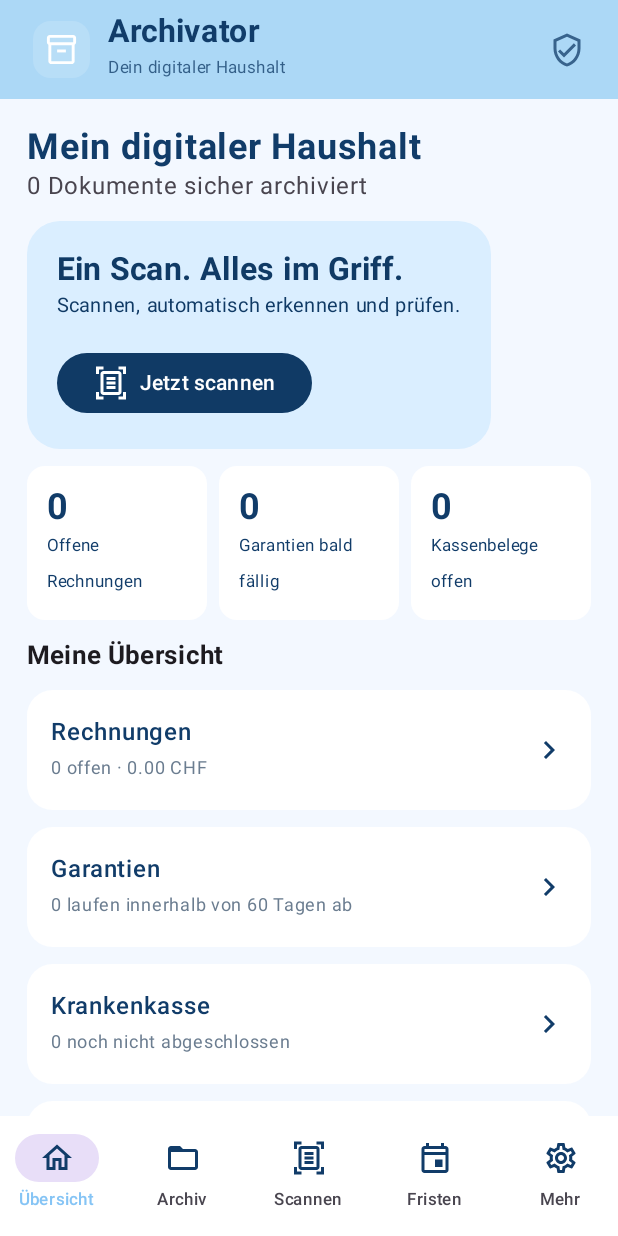
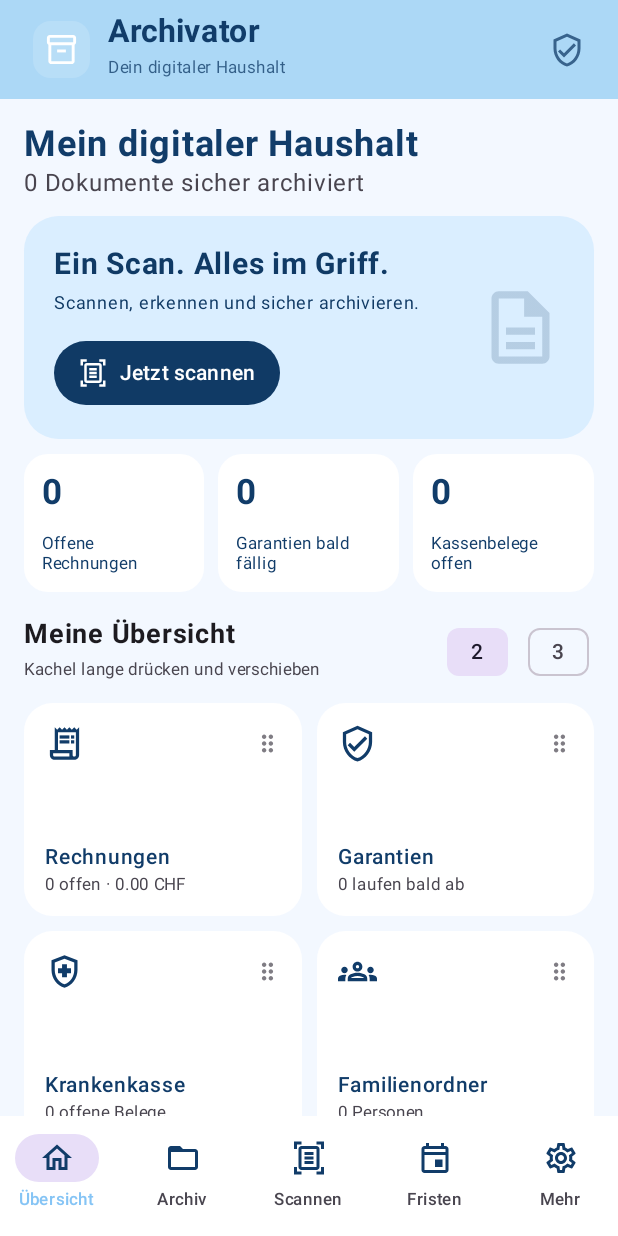
Before and after one commit to raiirajet/Archivator, an Android app built with Jetpack Compose: the screen it shows after launch (MainActivity), on a phone screen of 412 x 824 dp. Run offline under Robolectric (Android 15) with nearby library versions, the phone set to English and light mode, and no system bars; libraries missing offline, so code that uses them is left out: com.google.mlkit.vision; 1 statement that could not run was skipped.

Commit message:
feat(ui): responsive dashboard tiles, long-press drag reorder and full-width scan card

```diff
--- a/app/build.gradle.kts
+++ b/app/build.gradle.kts
@@ -26,8 +26,8 @@ android {
         applicationId = "ch.archivator.app"
         minSdk = 26
         targetSdk = 35
-        versionCode = 4
-        versionName = "2.5.0-beta1"
+        versionCode = 5
+        versionName = "2.5.1-beta2"
         testInstrumentationRunner = "androidx.test.runner.AndroidJUnitRunner"
     }
 
--- a/app/src/main/java/ch/archivator/app/MainActivity.kt
+++ b/app/src/main/java/ch/archivator/app/MainActivity.kt
@@ -78,6 +78,7 @@ class MainActivity : FragmentActivity() {
     private var confirmExit by mutableStateOf(false)
     private var darkAppearance by mutableStateOf(false)
     private var homeWidgets by mutableStateOf<List<String>>(HomeWidgets.default)
+    private var homeColumns by mutableIntStateOf(2)
 
     private var editing by mutableStateOf<String?>(null)
     private var previewDoc by mutableStateOf<String?>(null)
@@ -233,6 +234,7 @@ class MainActivity : FragmentActivity() {
         remindersEnabled = getPreferences(MODE_PRIVATE).getBoolean("reminders", true)
         darkAppearance = getPreferences(MODE_PRIVATE).getBoolean("appearance_dark", false)
         homeWidgets = HomeWidgets.load(this)
+        homeColumns = HomeWidgets.columns(this)
         locked = fingerprintEnabled
         Vault.purgeCache(this)
         refresh()
@@ -536,6 +538,15 @@ class MainActivity : FragmentActivity() {
             Box(Modifier.padding(inner).fillMaxSize()) {
                 when (tab) {
                     0 -> V3Dashboard(docs, widgets = homeWidgets,
+                        columns = homeColumns,
+                        onColumnsChange = {
+                            homeColumns = it
+                            HomeWidgets.saveColumns(this@MainActivity, it)
+                        },
+                        onWidgetsReordered = {
+                            homeWidgets = it
+                            HomeWidgets.save(this@MainActivity, it)
+                        },
                         onOpen = { editing = it.id }, onScan = { scan() },
                         onBrowse = { initialArchiveCategory = it; changeTab(1); initialArchiveCategory = it },
                         onSection = ::openSection)
--- a/app/src/main/java/ch/archivator/app/V3Screens.kt
+++ b/app/src/main/java/ch/archivator/app/V3Screens.kt
@@ -2,6 +2,21 @@ package ch.archivator.app
 
 import android.content.Context
 import androidx.compose.foundation.background
+import androidx.compose.foundation.BorderStroke
+import androidx.compose.foundation.gestures.detectDragGesturesAfterLongPress
+import androidx.compose.foundation.lazy.grid.GridCells
+import androidx.compose.foundation.lazy.grid.GridItemSpan
+import androidx.compose.foundation.lazy.grid.LazyVerticalGrid
+import androidx.compose.foundation.lazy.grid.items as gridItems
+import androidx.compose.foundation.lazy.grid.rememberLazyGridState
+import androidx.compose.ui.geometry.Offset
+import androidx.compose.ui.draw.shadow
+import androidx.compose.ui.graphics.graphicsLayer
+import androidx.compose.ui.hapticfeedback.HapticFeedbackType
+import androidx.compose.ui.input.pointer.pointerInput
+import androidx.compose.ui.platform.LocalHapticFeedback
+import androidx.compose.ui.zIndex
+import androidx.compose.ui.graphics.vector.ImageVector
 import androidx.compose.foundation.horizontalScroll
 import androidx.compose.foundation.layout.*
 import androidx.compose.foundation.lazy.LazyColumn
@@ -41,6 +56,16 @@ object HomeWidgets {
     val default = listOf("Rechnungen", "Garantien", "Krankenkasse", "Familienordner", "Finanzen", "Versicherungen")
     val all = default + listOf("Fahrzeug", "Haushalt", "Steuern", "Abonnements", "Zeitachse", "Letzte Dokumente")
     private const val key = "home_widgets"
+    private const val columnsKey = "home_columns"
+
+    fun columns(ctx: Context): Int =
+        ctx.getSharedPreferences("archivator-dashboard", Context.MODE_PRIVATE)
+            .getInt(columnsKey, 2).coerceIn(2, 3)
+
+    fun saveColumns(ctx: Context, columns: Int) {
+        ctx.getSharedPreferences("archivator-dashboard", Context.MODE_PRIVATE)
+            .edit().putInt(columnsKey, columns.coerceIn(2, 3)).apply()
+    }
 
     fun load(ctx: Context): List<String> {
         val raw = ctx.getSharedPreferences("archivator-dashboard", Context.MODE_PRIVATE).getString(key, null)
@@ -122,85 +147,330 @@ private fun BriefDoc(d: ArchiveDoc, onClick: () -> Unit, description: String = "
 }
 
 @Composable
+private fun DashboardTile(
+    label: String,
+    detail: String,
+    icon: ImageVector,
+    compact: Boolean,
+    isDragging: Boolean,
+    isDropTarget: Boolean,
+    modifier: Modifier = Modifier,
+    onClick: () -> Unit
+) {
+    val surface = MaterialTheme.colorScheme.surface
+    val foreground = MaterialTheme.colorScheme.onSurface
+    val main = MaterialTheme.colorScheme.primary
+    Surface(
+        onClick = onClick,
+        modifier = modifier.fillMaxWidth().height(if (compact) 126.dp else 142.dp),
+        shape = RoundedCornerShape(19.dp),
+        color = surface,
+        shadowElevation = if (isDragging) 12.dp else 0.dp,
+        border = if (isDropTarget) BorderStroke(2.dp, main) else null
+    ) {
+        Column(
+            modifier = Modifier.fillMaxSize().padding(if (compact) 11.dp else 14.dp),
+            verticalArrangement = Arrangement.SpaceBetween
+        ) {
+            Row(
+                modifier = Modifier.fillMaxWidth(),
+                verticalAlignment = Alignment.CenterVertically,
+                horizontalArrangement = Arrangement.SpaceBetween
+            ) {
+                Icon(icon, null, tint = main, modifier = Modifier.size(if (compact) 23.dp else 26.dp))
+                Icon(Icons.Outlined.DragIndicator, "Zum Verschieben lange gedrückt halten",
+                    tint = MaterialTheme.colorScheme.onSurfaceVariant.copy(alpha = 0.7f),
+                    modifier = Modifier.size(18.dp))
+            }
+            Column(verticalArrangement = Arrangement.spacedBy(3.dp)) {
+                Text(
+                    label,
+                    color = foreground,
+                    fontWeight = FontWeight.SemiBold,
+                    fontSize = if (compact) 12.sp else 14.sp,
+                    lineHeight = if (compact) 14.sp else 17.sp,
+                    maxLines = 2,
+                    overflow = TextOverflow.Ellipsis
+                )
+                Text(
+                    detail,
+                    color = MaterialTheme.colorScheme.onSurfaceVariant,
+                    fontSize = if (compact) 10.sp else 11.sp,
+                    lineHeight = 13.sp,
+                    maxLines = 2,
+                    overflow = TextOverflow.Ellipsis
+                )
+            }
+        }
+    }
+}
+
+private fun dashboardIcon(widget: String): ImageVector = when (widget) {
+    "Rechnungen" -> Icons.Outlined.ReceiptLong
+    "Garantien" -> Icons.Outlined.VerifiedUser
+    "Krankenkasse" -> Icons.Outlined.HealthAndSafety
+    "Familienordner" -> Icons.Outlined.Groups
+    "Finanzen" -> Icons.Outlined.AccountBalanceWallet
+    "Versicherungen" -> Icons.Outlined.Security
+    "Fahrzeug" -> Icons.Outlined.DirectionsCar
+    "Haushalt" -> Icons.Outlined.Home
+    "Steuern" -> Icons.Outlined.RequestQuote
+    "Abonnements" -> Icons.Outlined.Autorenew
+    "Zeitachse" -> Icons.Outlined.Timeline
+    "Letzte Dokumente" -> Icons.Outlined.FolderOpen
+    else -> Icons.Outlined.FolderOpen
+}
+
+@Composable
 fun V3Dashboard(
-    docs: List<ArchiveDoc>, widgets: List<String>,
-    onOpen: (ArchiveDoc) -> Unit, onScan: () -> Unit,
-    onBrowse: (String) -> Unit, onSection: (String) -> Unit
+    docs: List<ArchiveDoc>,
+    widgets: List<String>,
+    columns: Int,
+    onColumnsChange: (Int) -> Unit,
+    onWidgetsReordered: (List<String>) -> Unit,
+    onOpen: (ArchiveDoc) -> Unit,
+    onScan: () -> Unit,
+    onBrowse: (String) -> Unit,
+    onSection: (String) -> Unit
 ) {
     val today = LocalDate.now()
-    val unpaid = docs.filter { it.category == "Rechnung" && it.status !in listOf("Bezahlt", "Erledigt") }
-    val ins = docs.filter { it.category == "Krankenkasse" && it.status != "Erledigt" }
+    val unpaid = docs.filter {
+        it.category == "Rechnung" && it.status !in listOf("Bezahlt", "Erledigt")
+    }
+    val insurance = docs.filter {
+        it.category == "Krankenkasse" && it.status !in listOf("Erledigt", "Bezahlt")
+    }
     val expiring = docs.count { doc ->
         val end = dateOf(doc.purchased)?.plusMonths(doc.warrantyMonths.toLong())
-        doc.warrantyMonths > 0 && end != null && !end.isBefore(today) && !end.isAfter(today.plusDays(60))
+        doc.warrantyMonths > 0 && end != null &&
+            !end.isBefore(today) && !end.isAfter(today.plusDays(60))
     }
-    LazyColumn(contentPadding = PaddingValues(18.dp), verticalArrangement = Arrangement.spacedBy(11.dp)) {
-        item {
-            Text("Mein digitaler Haushalt", fontSize = 24.sp,
-                fontWeight = FontWeight.Bold, color = MaterialTheme.colorScheme.onSurface)
-            Text("${docs.size} Dokumente sicher archiviert", color = MaterialTheme.colorScheme.onSurfaceVariant)
+    val people = docs.map { it.person }.filter { it.isNotBlank() }.distinct()
+    val gridState = rememberLazyGridState()
+    val haptics = LocalHapticFeedback.current
+    var draggedWidget by remember { mutableStateOf<String?>(null) }
+    var dropTarget by remember { mutableStateOf<String?>(null) }
+    var dragOffset by remember { mutableStateOf(Offset.Zero) }
+    val latestWidgets = rememberUpdatedState(widgets)
+    val latestReorder = rememberUpdatedState(onWidgetsReordered)
+
+    fun summary(widget: String): String = when (widget) {
+        "Rechnungen" -> "${unpaid.size} offen · ${chf(unpaid.sumOf { amountOf(it.amount) })}"
+        "Garantien" -> "$expiring laufen bald ab"
+        "Krankenkasse" -> "${insurance.size} offene Belege"
+        "Familienordner" -> "${people.size} Personen"
+        "Finanzen" -> "Ausgaben und Belege"
+        "Versicherungen" -> "Policen und Fristen"
+        "Fahrzeug" -> "Service und Dokumente"
+        "Haushalt" -> "Verträge und Geräte"
+        "Steuern" -> "Belege nach Steuerjahr"
+        "Abonnements" -> "Wiederkehrende Kosten"
+        "Zeitachse" -> "Alle wichtigen Termine"
+        "Letzte Dokumente" -> "${docs.size} archivierte Dokumente"
+        else -> "Bereich öffnen"
+    }
+
+    fun open(widget: String) {
+        when (widget) {
+            "Rechnungen" -> onBrowse("Rechnung")
+            "Garantien" -> onBrowse("Garantie")
+            "Krankenkasse" -> onBrowse("Krankenkasse")
+            "Familienordner", "Letzte Dokumente" -> onBrowse("Alle")
+            else -> onSection(widget)
         }
-        item {
-            Card(colors = CardDefaults.cardColors(containerColor = babyBlue),
-                shape = RoundedCornerShape(22.dp)) {
-                Column(Modifier.padding(20.dp)) {
-                    Text("Ein Scan. Alles im Griff.", color = blueInk,
-                        fontWeight = FontWeight.Bold, fontSize = 21.sp)
-                    Text("Scannen, automatisch erkennen und prüfen.", color = blueInk, fontSize = 13.sp)
-                    Spacer(Modifier.height(15.dp))
-                    Button(onClick = onScan, colors = ButtonDefaults.buttonColors(containerColor = blueInk)) {
-                        Icon(Icons.Outlined.DocumentScanner, contentDescription = null)
-                        Spacer(Modifier.width(7.dp))
-                        Text("Jetzt scannen")
+    }
+
+    LazyVerticalGrid(
+        columns = GridCells.Fixed(columns.coerceIn(2, 3)),
+        modifier = Modifier.fillMaxSize(),
+        state = gridState,
+        contentPadding = PaddingValues(horizontal = 16.dp, vertical = 16.dp),
+        horizontalArrangement = Arrangement.spacedBy(10.dp),
+        verticalArrangement = Arrangement.spacedBy(10.dp)
+    ) {
+        item(span = { GridItemSpan(maxLineSpan) }, key = "dashboard:title") {
+            Column {
+                Text("Mein digitaler Haushalt", fontSize = 24.sp,
+                    fontWeight = FontWeight.Bold, color = MaterialTheme.colorScheme.onSurface)
+                Text("${docs.size} Dokumente sicher archiviert",
+                    color = MaterialTheme.colorScheme.onSurfaceVariant)
+            }
+        }
+        item(span = { GridItemSpan(maxLineSpan) }, key = "dashboard:scan") {
+            Card(
+                modifier = Modifier.fillMaxWidth(),
+                colors = CardDefaults.cardColors(containerColor = babyBlue),
+                shape = RoundedCornerShape(23.dp)
+            ) {
+                Row(
+                    modifier = Modifier.fillMaxWidth().padding(20.dp),
+                    verticalAlignment = Alignment.CenterVertically
+                ) {
+                    Column(Modifier.weight(1f)) {
+                        Text("Ein Scan. Alles im Griff.",
+                            color = blueInk, fontWeight = FontWeight.Bold, fontSize = 20.sp,
+                            lineHeight = 24.sp)
+                        Spacer(Modifier.height(5.dp))
+                        Text("Scannen, erkennen und sicher archivieren.",
+                            color = blueInk, fontSize = 12.sp, lineHeight = 17.sp)
+                        Spacer(Modifier.height(14.dp))
+                        Button(
+                            onClick = onScan,
+                            colors = ButtonDefaults.buttonColors(
+                                containerColor = blueInk, contentColor = Color.White
+                            ),
+                            contentPadding = PaddingValues(horizontal = 16.dp, vertical = 11.dp)
+                        ) {
+                            Icon(Icons.Outlined.DocumentScanner, null, modifier = Modifier.size(20.dp))
+                            Spacer(Modifier.width(8.dp))
+                            Text("Jetzt scannen", color = Color.White)
+                        }
+                    }
+                    Spacer(Modifier.width(12.dp))
+                    Icon(Icons.Outlined.Description, null,
+                        modifier = Modifier.size(58.dp),
+                        tint = blueInk.copy(alpha = 0.18f))
+                }
+            }
+        }
+        item(span = { GridItemSpan(maxLineSpan) }, key = "dashboard:stats") {
+            Row(
+                modifier = Modifier.fillMaxWidth(),
+                horizontalArrangement = Arrangement.spacedBy(9.dp)
+            ) {
+                listOf(
+                    unpaid.size.toString() to "Offene Rechnungen",
+                    expiring.toString() to "Garantien bald fällig",
+                    insurance.size.toString() to "Kassenbelege offen"
+                ).forEach { (value, label) ->
+                    Card(
+                        modifier = Modifier.weight(1f),
+                        colors = CardDefaults.cardColors(
+                            containerColor = MaterialTheme.colorScheme.surface
+                        ),
+                        shape = RoundedCornerShape(16.dp)
+                    ) {
+                        Column(
+                            Modifier.fillMaxWidth().heightIn(min = 92.dp).padding(12.dp),
+                            verticalArrangement = Arrangement.SpaceBetween
+                        ) {
+                            Text(value, fontWeight = FontWeight.Bold, fontSize = 23.sp)
+                            Text(label, fontSize = 11.sp, lineHeight = 13.sp)
+                        }
                     }
                 }
             }
         }
-        item {
-            Row(horizontalArrangement = Arrangement.spacedBy(8.dp)) {
-                Card(Modifier.weight(1f), colors = CardDefaults.cardColors(containerColor = MaterialTheme.colorScheme.surface)) {
-                    Column(Modifier.padding(13.dp)) {
-                        Text(unpaid.size.toString(), fontWeight = FontWeight.Bold, fontSize = 24.sp)
-                        Text("Offene Rechnungen", fontSize = 11.sp)
-                    }
+        item(span = { GridItemSpan(maxLineSpan) }, key = "dashboard:widget-header") {
+            Row(
+                modifier = Modifier.fillMaxWidth().padding(top = 6.dp),
+                verticalAlignment = Alignment.CenterVertically
+            ) {
+                Column(Modifier.weight(1f)) {
+                    Text("Meine Übersicht", fontSize = 18.sp, fontWeight = FontWeight.Bold)
+                    Text("Kachel lange drücken und verschieben",
+                        fontSize = 11.sp, color = MaterialTheme.colorScheme.onSurfaceVariant)
                 }
-                Card(Modifier.weight(1f), colors = CardDefaults.cardColors(containerColor = MaterialTheme.colorScheme.surface)) {
-                    Column(Modifier.padding(13.dp)) {
-                        Text(expiring.toString(), fontWeight = FontWeight.Bold, fontSize = 24.sp)
-                        Text("Garantien bald fällig", fontSize = 11.sp)
-                    }
-                }
-                Card(Modifier.weight(1f), colors = CardDefaults.cardColors(containerColor = MaterialTheme.colorScheme.surface)) {
-                    Column(Modifier.padding(13.dp)) {
-                        Text(ins.size.toString(), fontWeight = FontWeight.Bold, fontSize = 24.sp)
-                        Text("Kassenbelege offen", fontSize = 11.sp)
-                    }
-                }
+                FilterChip(selected = columns == 2, onClick = { onColumnsChange(2) },
+                    label = { Text("2") })
+                Spacer(Modifier.width(6.dp))
+                FilterChip(selected = columns == 3, onClick = { onColumnsChange(3) },
+                    label = { Text("3") })
             }
         }
-        if (widgets.isNotEmpty()) item {
-            Text("Meine Übersicht", fontSize = 17.sp, fontWeight = FontWeight.Bold)
+        gridItems(widgets, key = { "tile:$it" }) { widget ->
+            val dragging = draggedWidget == widget
+            val target = dropTarget == widget && draggedWidget != widget
+            DashboardTile(
+                label = widget,
+                detail = summary(widget),
+                icon = dashboardIcon(widget),
+                compact = columns == 3,
+                isDragging = dragging,
+                isDropTarget = target,
+                modifier = Modifier
+                    .zIndex(if (dragging) 20f else 0f)
+                    .graphicsLayer {
+                        if (dragging) {
+                            translationX = dragOffset.x
+                            translationY = dragOffset.y
+                            scaleX = 1.04f
+                            scaleY = 1.04f
+                        }
+                    }
+                    .pointerInput(widget, columns) {
+                        detectDragGesturesAfterLongPress(
+                            onDragStart = {
+                                haptics.performHapticFeedback(HapticFeedbackType.LongPress)
+                                draggedWidget = widget
+                                dropTarget = widget
+                                dragOffset = Offset.Zero
+                            },
+                            onDrag = { change, amount ->
+                                change.consume()
+                                if (draggedWidget != widget) return@detectDragGesturesAfterLongPress
+                                dragOffset += amount
+                                val visible = gridState.layoutInfo.visibleItemsInfo
+                                val origin = visible.firstOrNull { it.key == "tile:$widget" }
+                                if (origin != null) {
+                                    val x = origin.offset.x + origin.size.width / 2f + dragOffset.x
+                                    val y = origin.offset.y + origin.size.height / 2f + dragOffset.y
+                                    val hovered = visible.firstOrNull {
+                                        val key = it.key as? String
+                                        key != null && key.startsWith("tile:") &&
+                                            x >= it.offset.x && x <= it.offset.x + it.size.width &&
+                                            y >= it.offset.y && y <= it.offset.y + it.size.height
+                                    }
+                                    dropTarget = (hovered?.key as? String)?.removePrefix("tile:")
+                                        ?: widget
+                                }
+                            },
+                            onDragEnd = {
+                                val from = latestWidgets.value.indexOf(widget)
+                                val to = latestWidgets.value.indexOf(dropTarget)
+                                if (from >= 0 && to >= 0 && from != to) {
+                                    val reordered = latestWidgets.value.toMutableList()
+                                    reordered.add(to, reordered.removeAt(from))
+                                    latestReorder.value(reordered)
+                                    haptics.performHapticFeedback(HapticFeedbackType.LongPress)
+                                }
+                                draggedWidget = null
+                                dropTarget = null
+                                dragOffset = Offset.Zero
+                            },
+                            onDragCancel = {
+                                draggedWidget = null
+                                dropTarget = null
+                                dragOffset = Offset.Zero
+                            }
+                        )
+                    },
+                onClick = { if (draggedWidget == null) open(widget) }
+            )
         }
-        items(widgets, key = { it }) { widget ->
-            when (widget) {
-                "Rechnungen" -> AreaCard("Rechnungen", "${unpaid.size} offen · ${chf(unpaid.sumOf { amountOf(it.amount) })}") { onBrowse("Rechnung") }
-                "Garantien" -> AreaCard("Garantien", "$expiring laufen innerhalb von 60 Tagen ab") { onBrowse("Garantie") }
-                "Krankenkasse" -> AreaCard("Krankenkasse", "${ins.size} noch nicht abgeschlossen") { onBrowse("Krankenkasse") }
-                "Familienordner" -> AreaCard("Familienordner", docs.map { it.person }.filter { it.isNotBlank() }.distinct().joinToString(", ").ifBlank { "Personen zuordnen" }) { onBrowse("Alle") }
-                "Letzte Dokumente" -> {
-                    docs.take(4).forEach { doc -> BriefDoc(doc, { onOpen(doc) }, doc.amount) }
-                }
-                else -> AreaCard(widget, "Dokumente und Übersicht öffnen") { onSection(widget) }
-            }
-        }
-        item {
-            OutlinedButton(onClick = { onSection("Archivator fragen") }, modifier = Modifier.fillMaxWidth()) {
-                Icon(Icons.Outlined.Search, contentDescription = null)
+        item(span = { GridItemSpan(maxLineSpan) }, key = "dashboard:search") {
+            OutlinedButton(
+                onClick = { onSection("Archivator fragen") },
+                modifier = Modifier.fillMaxWidth()
+            ) {
+                Icon(Icons.Outlined.Search, null)
                 Spacer(Modifier.width(8.dp))
                 Text("Archivator fragen")
             }
         }
-        item { Spacer(Modifier.height(80.dp)) }
+        if (docs.isNotEmpty()) {
+            item(span = { GridItemSpan(maxLineSpan) }, key = "dashboard:recent-title") {
+                Text("Zuletzt archiviert", fontSize = 17.sp, fontWeight = FontWeight.Bold)
+            }
+            items(docs.take(3).size, span = { GridItemSpan(maxLineSpan) },
+                key = { i -> "recent:${docs[i].id}" }) { index ->
+                val doc = docs[index]
+                BriefDoc(doc, onClick = { onOpen(doc) }, description = doc.amount)
+            }
+        }
+        item(span = { GridItemSpan(maxLineSpan) }, key = "dashboard:bottom") {
+            Spacer(Modifier.height(72.dp))
+        }
     }
 }
 
```
Also changed, not shown: 1 other file.
